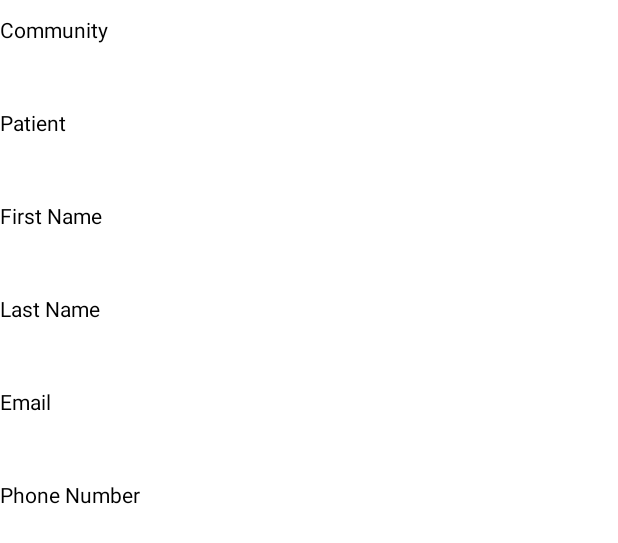
After one commit to AssistEm/assistem-android, an Android app: the layout fragment_community.xml on its own in the app's theme, with its tools: preview values and no code run, on a phone screen of 412 x 824 dp. The commit adds this screen. Shown: the top 543 px of the screen. Run offline under Robolectric (Android 15) with nearby library versions, the phone set to English and light mode, and no system bars.

Commit message:
community tab

```diff
--- a/CaretakersApp/app/src/main/java/seniorproject/caretakers/caretakersapp/data/handlers/AccountHandler.java
+++ b/CaretakersApp/app/src/main/java/seniorproject/caretakers/caretakersapp/data/handlers/AccountHandler.java
@@ -533,7 +533,7 @@ public class AccountHandler {
     }
 
     /**
-     * Public method to being the GCM registration process
+     * Public method to begin the GCM registration process
      */
     public void registerGCM() {
         GoogleCloudMessaging gcm = GoogleCloudMessaging.getInstance(mApplicationContext);
--- a/CaretakersApp/app/src/main/java/seniorproject/caretakers/caretakersapp/data/model/Community.java
+++ b/CaretakersApp/app/src/main/java/seniorproject/caretakers/caretakersapp/data/model/Community.java
@@ -21,4 +21,6 @@ public class Community extends ApiItem {
     @SerializedName("privacy")
     boolean privacy;
 
+    @SerializedName("primary")
+    String caretakerId;
 }
--- a/CaretakersApp/app/src/main/java/seniorproject/caretakers/caretakersapp/tempdata/model/Community.java
+++ b/CaretakersApp/app/src/main/java/seniorproject/caretakers/caretakersapp/tempdata/model/Community.java
@@ -2,6 +2,7 @@ package seniorproject.caretakers.caretakersapp.tempdata.model;
 
 import org.json.JSONException;
 import org.json.JSONObject;
+import android.util.Log;
 
 /**
  * Community class that represents the Community model
@@ -29,6 +30,7 @@ public class Community {
         String id = communityObject.getString("_id");
         String name = communityObject.getString("name");
         String patientId = communityObject.getString("patient");
+        Log.d("COMMUNITY", communityObject.getString("caretakers"));
         return new Community(id, name, patientId);
     }
 
--- a/CaretakersApp/app/src/main/java/seniorproject/caretakers/caretakersapp/ui/actvities/MainActivity.java
+++ b/CaretakersApp/app/src/main/java/seniorproject/caretakers/caretakersapp/ui/actvities/MainActivity.java
@@ -15,6 +15,7 @@ import seniorproject.caretakers.caretakersapp.data.handlers.AccountHandler;
 import seniorproject.caretakers.caretakersapp.tempdata.model.Patient;
 import seniorproject.caretakers.caretakersapp.ui.dialogs.PingDialog;
 import seniorproject.caretakers.caretakersapp.ui.fragments.CalendarFragment;
+import seniorproject.caretakers.caretakersapp.ui.fragments.CommunityFragment;
 import seniorproject.caretakers.caretakersapp.ui.fragments.DrawerFragment;
 import seniorproject.caretakers.caretakersapp.ui.fragments.GroceryTabsFragment;
 import seniorproject.caretakers.caretakersapp.ui.fragments.SettingsFragment;
@@ -85,6 +86,9 @@ public class MainActivity extends BaseActivity implements DrawerFragment.Navigat
             case 3:
                 fragment = new SettingsFragment();
                 break;
+            case 4:
+                fragment = new CommunityFragment();
+                break;
             default:
                 fragment = new CalendarFragment();
                 break;
--- a/CaretakersApp/app/src/main/java/seniorproject/caretakers/caretakersapp/ui/adapters/DrawerAdapter.java
+++ b/CaretakersApp/app/src/main/java/seniorproject/caretakers/caretakersapp/ui/adapters/DrawerAdapter.java
@@ -15,7 +15,7 @@ import seniorproject.caretakers.caretakersapp.ui.views.DrawerRowTextView;
 public class DrawerAdapter extends BaseAdapter {
 
     private static final int[] DRAWER_SECTIONS = {
-            R.string.drawer_calendar, R.string.drawer_grocery_list, R.string.drawer_ping, R.string.drawer_settings
+            R.string.drawer_calendar, R.string.drawer_grocery_list, R.string.drawer_ping, R.string.drawer_settings, R.string.drawer_community
     };
 
     private Context mContext;
--- /dev/null
+++ b/CaretakersApp/app/src/main/res/layout/fragment_community.xml
@@ -0,0 +1,84 @@
+<?xml version="1.0" encoding="utf-8"?>
+<LinearLayout xmlns:android="http://schemas.android.com/apk/res/android"
+    android:orientation="vertical" android:layout_width="match_parent"
+    android:layout_height="match_parent">
+
+    <TextView
+        android:layout_width="wrap_content"
+        android:layout_height="wrap_content"
+        android:paddingTop="10dp"
+        android:paddingBottom="5dp"
+        android:text="@string/drawer_community"/>
+
+    <TextView
+        android:id="@+id/community_name"
+        android:layout_width="wrap_content"
+        android:layout_height="wrap_content"
+        android:textSize="20sp"/>
+
+    <TextView
+        android:layout_width="wrap_content"
+        android:layout_height="wrap_content"
+        android:paddingTop="10dp"
+        android:paddingBottom="5dp"
+        android:text="@string/patient"/>
+
+    <TextView
+        android:id="@+id/patient"
+        android:layout_width="wrap_content"
+        android:layout_height="wrap_content"
+        android:textSize="20sp"/>
+
+    <TextView
+        android:layout_width="wrap_content"
+        android:layout_height="wrap_content"
+        android:paddingTop="10dp"
+        android:paddingBottom="5dp"
+        android:text="@string/first_name"/>
+
+    <TextView
+        android:id="@+id/first_name"
+        android:layout_width="wrap_content"
+        android:layout_height="wrap_content"
+        android:textSize="20sp"/>
+
+    <TextView
+        android:layout_width="wrap_content"
+        android:layout_height="wrap_content"
+        android:paddingTop="10dp"
+        android:paddingBottom="5dp"
+        android:text="@string/last_name"/>
+
+    <TextView
+        android:id="@+id/last_name"
+        android:layout_width="wrap_content"
+        android:layout_height="wrap_content"
+        android:textSize="20sp"/>
+
+    <TextView
+        android:layout_width="wrap_content"
+        android:layout_height="wrap_content"
+        android:paddingTop="10dp"
+        android:paddingBottom="5dp"
+        android:text="@string/email"/>
+
+    <TextView
+        android:id="@+id/email"
+        android:layout_width="wrap_content"
+        android:layout_height="wrap_content"
+        android:textSize="20sp"/>
+
+    <TextView
+        android:layout_width="wrap_content"
+        android:layout_height="wrap_content"
+        android:paddingTop="10dp"
+        android:paddingBottom="5dp"
+        android:text="@string/phone"/>
+
+    <TextView
+        android:id="@+id/phone"
+        android:layout_width="wrap_content"
+        android:layout_height="wrap_content"
+        android:textSize="20sp"/>
+
+</LinearLayout>
--- a/CaretakersApp/app/src/main/res/values/strings.xml
+++ b/CaretakersApp/app/src/main/res/values/strings.xml
@@ -27,6 +27,7 @@
     <string name="drawer_grocery_list">Grocery List</string>
     <string name="drawer_ping">Ping</string>
     <string name="drawer_settings">Settings</string>
+    <string name="drawer_community">Community</string>
     <string name="title_activity_add_event">Add Event</string>
     <string name="add_event_description_hint">Description</string>
     <string name="add_event_title_hint">Title</string>
```
Also changed, not shown: CaretakersApp/app/src/main/java/seniorproject/caretakers/caretakersapp/ui/fragments/CommunityFragment.java (added, +56 -0 lines), 2 other files.
